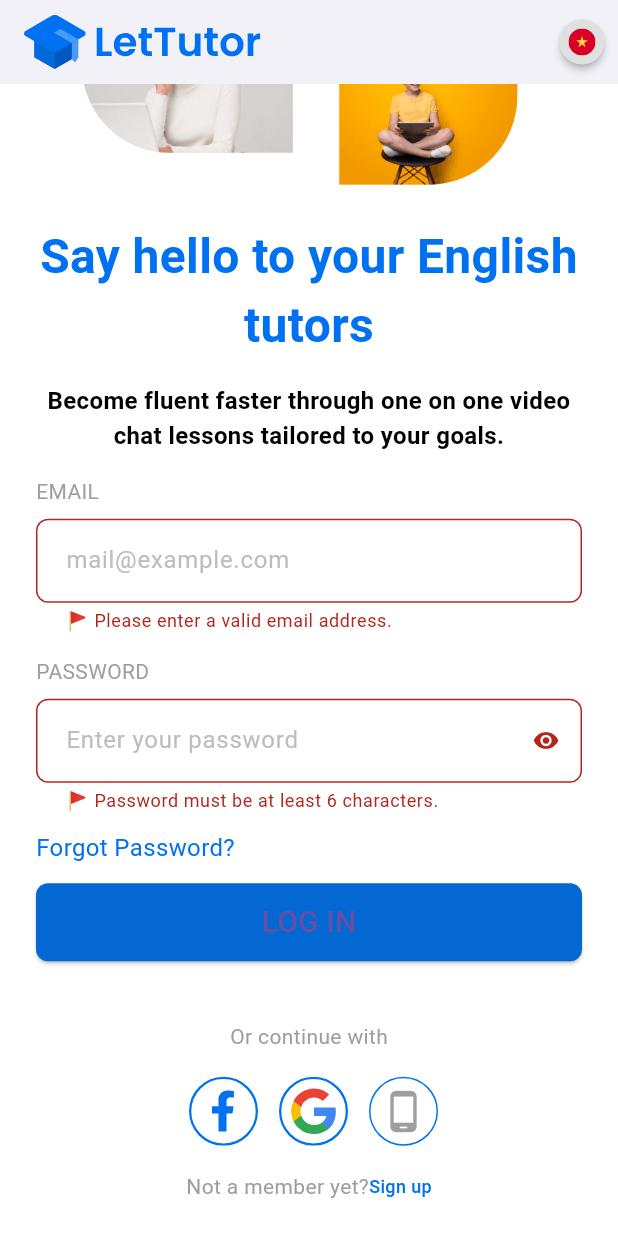
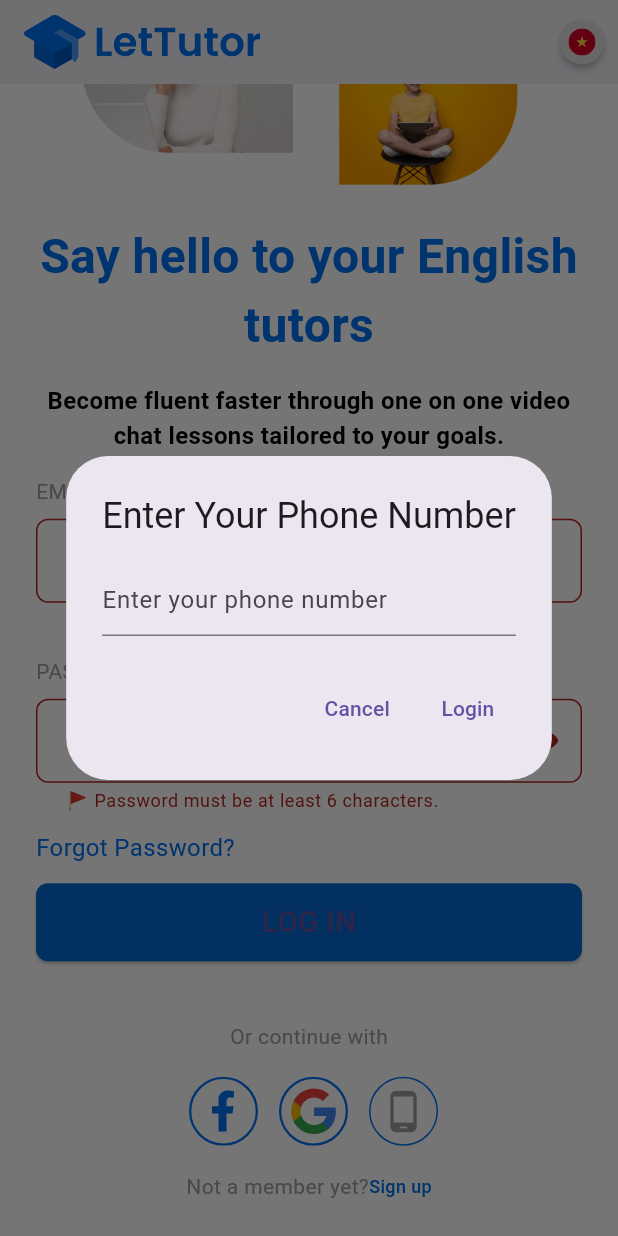
Before and after one commit to duongminhhieu/LetTutor-2024-Flutter-Education-Application, a Flutter app: the screen it shows after launch, scrolled down 314 dp, after a tap on the "phone android" icon, on a phone screen of 412 x 824 dp. Run offline on Flutter 3.47's test engine with Material 3 defaults, Android fonts, the phone set to English and light mode, and no system bars; our stand-ins replace babstrap_settings_screen, chewie, dio, expandable_text, flutter_rating_bar, flutter_svg and 6 more; missing offline and left inert: flutter_facebook_auth, multiselect, syncfusion_flutter_pdfviewer; accounts and stored records are empty; project files that could hold a hidden picture were left out.

Commit message:
done sign up account + bug google + bug facebook

```diff
--- a/src/lib/data/model/user/user.dart
+++ b/src/lib/data/model/user/user.dart
@@ -52,28 +52,36 @@ class User {
 
   factory User.fromJson(Map<String, dynamic> json) {
     return User(
-      id: json['id'],
-      email: json['email'],
-      name: json['name'],
-      avatar: json['avatar'],
-      country: json['country'],
-      phone: json['phone'],
-      roles: List<String>.from(json['roles']),
-      language: json['language'],
-      birthday: json['birthday'],
-      isActivated: json['isActivated'],
-      walletInfo: WalletInfo.fromJson(json['walletInfo']),
-      courses: List<String>.from(json['courses']),
-      requireNote: json['requireNote'],
-      level: json['level'],
-      learnTopics: List<LearnTopic>.from(
+      id: json['id'] as String?,
+      email: json['email'] as String?,
+      name: json['name'] as String?,
+      avatar: json['avatar'] as String?,
+      country: json['country'] as String?,
+      phone: json['phone'] as String?,
+      roles:
+          (json['roles'] as List<dynamic>?)?.map((e) => e as String).toList(),
+      language: json['language'] as String?,
+      birthday: json['birthday'] as String?,
+      isActivated: json['isActivated'] as bool?,
+      walletInfo: json['walletInfo'] == null
+          ? null
+          : WalletInfo.fromJson(json['walletInfo'] as Map<String, dynamic>),
+      courses:
+          json['courses'] == null ? null : List<String>.from(json['courses']),
+      requireNote: json['requireNote'] as String?,
+      level: json['level'] as String?,
+      learnTopics: json['learnTopics'] == null
+          ? null
+          : List<LearnTopic>.from(
               json['learnTopics'].map((x) => LearnTopic.fromJson(x))),
-      testPreparations: List<TestPreparation>.from(
+      testPreparations: json['testPreparations'] == null
+          ? null
+          : List<TestPreparation>.from(
               json['testPreparations'].map((x) => TestPreparation.fromJson(x))),
-      isPhoneActivated: json['isPhoneActivated'],
-      timezone: json['timezone'],
-      studySchedule: json['studySchedule'],
-      canSendMessage: json['canSendMessage'],
+      isPhoneActivated: json['isPhoneActivated'] as bool?,
+      timezone: json['timezone'] as int?,
+      studySchedule: json['studySchedule'] as String?,
+      canSendMessage: json['canSendMessage'] as bool?,
     );
   }
 }
--- a/src/lib/main.dart
+++ b/src/lib/main.dart
@@ -49,9 +49,9 @@ class MyApp extends StatelessWidget {
         routes: {
           '/bottomNavBar': (context) => BottomNavBar(),
           '/loginPage': (context) => LoadingOverlay(child: LoginPage()),
-          '/signUpPage': (context) => SignUpPage(),
-          '/forgotPasswordPage': (context) => ForgotPasswordPage(),
-          '/listTeacherPage': (context) => ListTeacherPage(),
+          '/signUpPage': (context) => LoadingOverlay(child: SignUpPage()),
+          '/forgotPasswordPage': (context) => LoadingOverlay(child: ForgotPasswordPage()),
+          '/listTeacherPage': (context) => LoadingOverlay(child: ListTeacherPage()),
           '/detailATeacher': (context) => DetailATeacherPage(),
           '/schedulePage': (context) => SchedulePage(),
           '/historyPage': (context) => HistoryPage(),
--- a/src/lib/pages/loginPage/login_page.dart
+++ b/src/lib/pages/loginPage/login_page.dart
@@ -1,5 +1,7 @@
 import 'package:flutter/material.dart';
+import 'package:flutter_facebook_auth/flutter_facebook_auth.dart';
 import 'package:flutter_svg/flutter_svg.dart';
+import 'package:google_sign_in/google_sign_in.dart';
 import 'package:provider/provider.dart';
 import 'package:shared_preferences/shared_preferences.dart';
 import 'package:src/commons/loading.dart';
@@ -24,6 +26,7 @@ class _LoginPageState extends State<LoginPage> {
   late Size mediaSize;
   TextEditingController emailController = TextEditingController();
   TextEditingController passwordController = TextEditingController();
+  TextEditingController phoneController = TextEditingController();
   bool rememberUser = false;
 
   // TODO: Add loading state
@@ -46,7 +49,6 @@ class _LoginPageState extends State<LoginPage> {
     myColor = Theme.of(context).primaryColor;
     return loading ? const LoadingFilled() : _buildMainContent();
   }
-
 
   // build main content
   Widget _buildMainContent() {
@@ -112,16 +114,19 @@ class _LoginPageState extends State<LoginPage> {
           const SizedBox(height: 16),
           _buildGreyText("EMAIL"),
           const SizedBox(height: 8),
-          _buildInputField(emailController, 'mail@example.com', validator: Validator.validateEmail),
+          _buildInputField(emailController, 'mail@example.com',
+              validator: Validator.validateEmail),
           const SizedBox(height: 16),
           _buildGreyText("PASSWORD"),
           const SizedBox(height: 8),
           _buildInputField(passwordController, "Enter your password",
               isPassword: true, validator: Validator.validatePassword),
           const SizedBox(height: 12),
-          GestureDetector(onTap:(){
+          GestureDetector(
+              onTap: () {
                 Navigator.pushNamed(context, '/forgotPasswordPage');
-          },child: _buildPrimaryColorText('Forgot Password?')),
+              },
+              child: _buildPrimaryColorText('Forgot Password?')),
           const SizedBox(height: 12),
           _buildLoginButton(),
           const SizedBox(height: 16),
@@ -178,7 +183,6 @@ class _LoginPageState extends State<LoginPage> {
 
           handleLoginByAccount(authProvider);
         }
-
       },
       style: ElevatedButton.styleFrom(
         shape: RoundedRectangleBorder(
@@ -194,7 +198,45 @@ class _LoginPageState extends State<LoginPage> {
     );
   }
 
+  void _showPhoneLoginDialog() {
+    showDialog(
+      context: context,
+      builder: (BuildContext context) {
+        return AlertDialog(
+          title: Text('Enter Your Phone Number'),
+          content: TextField(
+            controller: phoneController,
+            // Add any controller or validation as needed
+            decoration: InputDecoration(
+              hintText: 'Enter your phone number',
+            ),
+          ),
+          actions: [
+            TextButton(
+              onPressed: () {
+                Navigator.pop(context);
+              },
+              child: Text('Cancel'),
+            ),
+            TextButton(
+              onPressed: () {
+                // Handle the logic for phone login
+                // You can access the entered phone number using the TextField's value
+                // Implement the logic to authenticate with the entered phone number
+                var authProvider =
+                    Provider.of<AuthProvider>(context, listen: false);
+                handleLoginByPhone(authProvider);
+              },
+              child: Text('Login'),
+            ),
+          ],
+        );
+      },
+    );
+  }
+
   Widget _buildOtherLogin() {
+    var authProvider = Provider.of<AuthProvider>(context, listen: false);
     return Center(
       child: Column(
         children: [
@@ -203,33 +245,49 @@ class _LoginPageState extends State<LoginPage> {
           Row(
             mainAxisAlignment: MainAxisAlignment.center,
             children: [
-              Tab(icon: SvgPicture.asset("lib/assets/images/facebook-logo.svg")),
-              Tab(icon: SvgPicture.asset("lib/assets/images/google-logo.svg")),
+              GestureDetector(
+                onTap: () {
+                  handleLoginFaceBook(authProvider);
+                },
+                child: Tab(
+                    icon:
+                        SvgPicture.asset("lib/assets/images/facebook-logo.svg")),
+              ),
+              GestureDetector(
+                  onTap: () {
+                    handleLoginByGoogle(authProvider);
+                  },
+                  child: Tab(
+                      icon: SvgPicture.asset(
+                          "lib/assets/images/google-logo.svg"))),
               Padding(
                 padding: const EdgeInsets.only(left: 6),
                 child: MaterialButton(
-                  onPressed: () {},
+                    onPressed: () {
+                      _showPhoneLoginDialog();
+                    },
                     textColor: Colors.white,
                     minWidth: 32,
                     padding: const EdgeInsets.all(8),
                     shape: CircleBorder(
                         side: BorderSide(
-                          width: 1, style: BorderStyle.solid, color: myColor)),
+                            width: 1,
+                            style: BorderStyle.solid,
+                            color: myColor)),
                     child: ClipRRect(
-                    borderRadius:
-                        BorderRadius.circular(10), // Adjust the radius as needed
+                        borderRadius: BorderRadius.circular(
+                            10), // Adjust the radius as needed
                         child: const Icon(
                           Icons.phone_android,
                           color: Colors.grey,
                           size: 30,
+                        ))),
               )
-                )
-                ),
-              )],
+            ],
           ),
           const SizedBox(height: 16),
           GestureDetector(
-              onTap: (){
+            onTap: () {
               Navigator.pop(context);
               Navigator.pushNamed(context, '/signUpPage');
             },
@@ -237,11 +295,13 @@ class _LoginPageState extends State<LoginPage> {
               mainAxisAlignment: MainAxisAlignment.center,
               children: [
                 _buildGreyText("Not a member yet?"),
-                  Text("Sign up",
+                Text(
+                  "Sign up",
                   style: TextStyle(
                       color: myColor,
                       fontSize: 12,
-                          fontWeight: FontWeight.w500),),
+                      fontWeight: FontWeight.w500),
+                ),
               ],
             ),
           )
@@ -249,6 +309,8 @@ class _LoginPageState extends State<LoginPage> {
       ),
     );
   }
+
+
 
   void handleLoginByAccount(AuthProvider authProvider) async {
     LoadingOverlay.of(context).show();
@@ -268,6 +330,75 @@ class _LoginPageState extends State<LoginPage> {
   }
 
 
+  handleLoginFaceBook(AuthProvider authProvider) async {
+    LoadingOverlay.of(context).show();
+    try {
+      final LoginResult result = await FacebookAuth.instance.login();
+      final AccessToken accessToken = result.accessToken!;
+      print("FACEBOOK ATOKEN: ${accessToken.token}");
+      if (accessToken.token != null) {
+        await authProvider.authRepository.loginByFacebook(
+          accessToken: accessToken.token,
+          onSuccess: (user, token) async {
+            onLoginSuccess(user, token, authProvider);
+          },
+        );
+      } else {
+        throw Exception("Null access token");
+      }
+    } catch (e) {
+      onLoginFailed(e);
+    } finally {
+      LoadingOverlay.of(context).hide();
+    }
+  }
+
+  void handleLoginByPhone(AuthProvider authProvider) async {
+    LoadingOverlay.of(context).show();
+    try {
+      await authProvider.authRepository.loginByPhone(
+          phone: phoneController.text,
+          onSuccess: (user, token) async {
+            onLoginSuccess(user, token, authProvider);
+          }, password: '123456');
+    }catch (e) {
+      onLoginFailed(e);
+    } finally {
+      LoadingOverlay.of(context).hide();
+    }
+  }
+
+  void handleLoginByGoogle(AuthProvider authProvider) async {
+    LoadingOverlay.of(context).show();
+    try {
+      final GoogleSignInAccount? googleUser = await GoogleSignIn(
+        scopes: [
+          'email',
+          'https://www.googleapis.com/auth/contacts.readonly',
+        ],
+      ).signIn();
+      final GoogleSignInAuthentication? googleAuth =
+          await googleUser?.authentication;
+
+      final String? accessToken = googleAuth?.accessToken;
+      print("GOOGLE ATOKEN: $accessToken");
+
+      if (accessToken != null) {
+        await authProvider.authRepository.loginByGoogle(
+          accessToken: accessToken,
+          onSuccess: (user, token) async {
+            onLoginSuccess(user, token, authProvider);
+          },
+        );
+      } else {
+        throw Exception("Null access token");
+      }
+    } catch (e) {
+      onLoginFailed(e);
+    } finally {
+      LoadingOverlay.of(context).hide();
+    }
+  }
 
   Future<void> onLoginSuccess(
       User user, Tokens token, AuthProvider authProvider) async {
```
Also changed, not shown: src/lib/pages/signUpPage/sign-up_page.dart (+40 -19 lines), src/pubspec.yaml (+18 -3 lines), src/pubspec.lock. Lines whose indentation alone changed are shown as unchanged.
